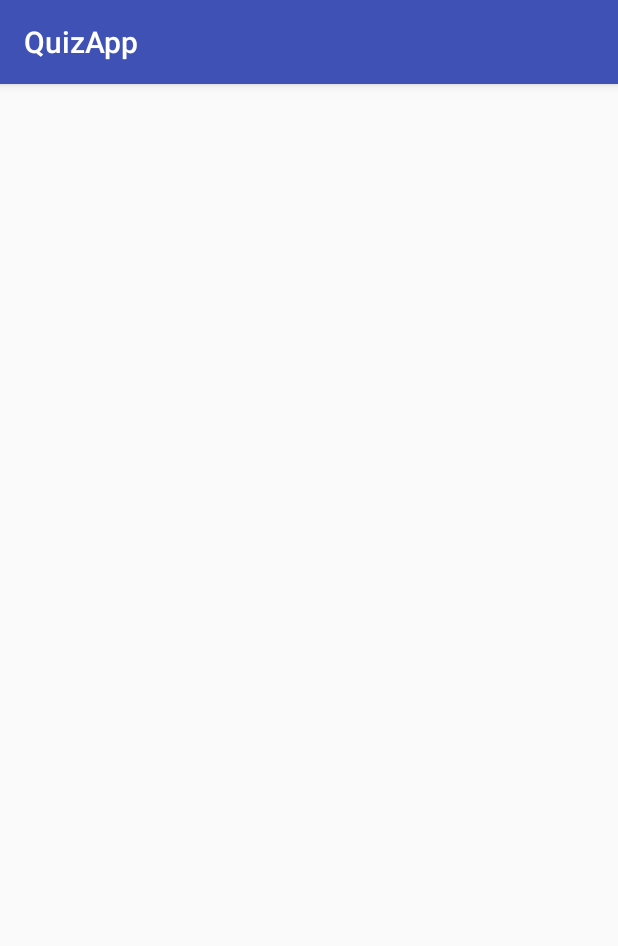
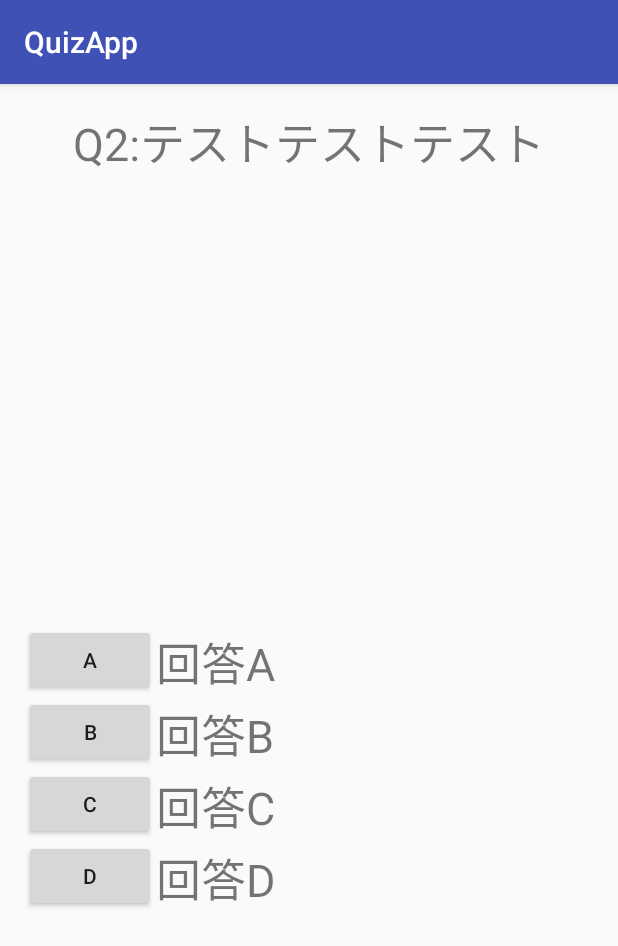
Before and after one commit to John-roboP/QuizApp, an Android app: the QuizActivity screen opened directly, with no data from a screen before it, after a tap on an icon or button, on a phone screen of 412 x 824 dp. Shown: the top 946 px of the screen. Run offline under Robolectric (Android 15) with nearby library versions, the phone set to English and light mode, and no system bars.

Commit message:
Q2完成

```diff
--- a/app/src/main/AndroidManifest.xml
+++ b/app/src/main/AndroidManifest.xml
@@ -16,7 +16,8 @@
             </intent-filter>
         </activity>
         <activity android:name=".QuizActivity" />
-        <activity android:name=".ResultActivity"></activity>
+        <activity android:name=".ResultActivity" />
+        <activity android:name=".Quiz2Activity"></activity>
     </application>
 
 </manifest>
--- /dev/null
+++ b/app/src/main/res/layout/activity_quiz2.xml
@@ -0,0 +1,96 @@
+<?xml version="1.0" encoding="utf-8"?>
+<RelativeLayout xmlns:android="http://schemas.android.com/apk/res/android"
+    xmlns:tools="http://schemas.android.com/tools"
+    android:layout_width="match_parent"
+    android:layout_height="match_parent"
+    android:paddingBottom="@dimen/activity_vertical_margin"
+    android:paddingLeft="@dimen/activity_horizontal_margin"
+    android:paddingRight="@dimen/activity_horizontal_margin"
+    android:paddingTop="@dimen/activity_vertical_margin"
+    tools:context="com.t_robop.otaka.quizapp.Quiz2Activity">
+
+    <TextView
+        android:layout_width="wrap_content"
+        android:layout_height="wrap_content"
+        android:text="Q2:テストテストテスト"
+        android:id="@+id/textV2"
+        android:layout_alignParentTop="true"
+        android:layout_centerHorizontal="true"
+        android:textSize="30dp" />
+
+    <Button
+        android:layout_width="wrap_content"
+        android:layout_height="wrap_content"
+        android:text="A"
+        android:id="@+id/Q2A"
+        android:layout_centerVertical="true"
+        android:layout_alignParentLeft="true"
+        android:layout_alignParentStart="true" />
+
+    <Button
+        android:layout_width="wrap_content"
+        android:layout_height="wrap_content"
+        android:text="B"
+        android:id="@+id/Q2B"
+        android:layout_below="@+id/Q2A"
+        android:layout_alignParentLeft="true"
+        android:layout_alignParentStart="true" />
+
+    <Button
+        android:layout_width="wrap_content"
+        android:layout_height="wrap_content"
+        android:text="C"
+        android:id="@+id/Q2C"
+        android:layout_below="@+id/Q2B"
+        android:layout_alignParentLeft="true"
+        android:layout_alignParentStart="true" />
+
+    <Button
+        android:layout_width="wrap_content"
+        android:layout_height="wrap_content"
+        android:text="D"
+        android:id="@+id/Q2D"
+        android:layout_below="@+id/Q2C"
+        android:layout_alignParentLeft="true"
+        android:layout_alignParentStart="true" />
+
+    <TextView
+        android:layout_width="wrap_content"
+        android:layout_height="wrap_content"
+        android:text="回答A"
+        android:id="@+id/q2tvA"
+        android:layout_above="@+id/Q2B"
+        android:layout_toRightOf="@+id/Q2A"
+        android:layout_toEndOf="@+id/Q2A"
+        android:textSize="30dp" />
+
+    <TextView
+        android:layout_width="wrap_content"
+        android:layout_height="wrap_content"
+        android:text="回答B"
+        android:layout_above="@+id/Q2C"
+        android:layout_toRightOf="@+id/Q2B"
+        android:layout_toEndOf="@+id/Q2B"
+        android:id="@+id/q2tvB"
+        android:textSize="30dp" />
+
+    <TextView
+        android:layout_width="wrap_content"
+        android:layout_height="wrap_content"
+        android:text="回答C"
+        android:id="@+id/q2tvC"
+        android:layout_above="@+id/Q2D"
+        android:layout_toRightOf="@+id/Q2C"
+        android:layout_toEndOf="@+id/Q2C"
+        android:textSize="30dp" />
+
+    <TextView
+        android:layout_width="wrap_content"
+        android:layout_height="wrap_content"
+        android:text="回答D"
+        android:id="@+id/q2tvD"
+        android:layout_alignBottom="@+id/Q2D"
+        android:layout_toRightOf="@+id/Q2D"
+        android:layout_toEndOf="@+id/Q2D"
+        android:textSize="30dp" />
+</RelativeLayout>
```
Also changed, not shown: app/src/main/java/com/t_robop/otaka/quizapp/Quiz2Activity.java (added, +135 -0 lines), app/src/main/java/com/t_robop/otaka/quizapp/QuizActivity.java (+77 -17 lines).
